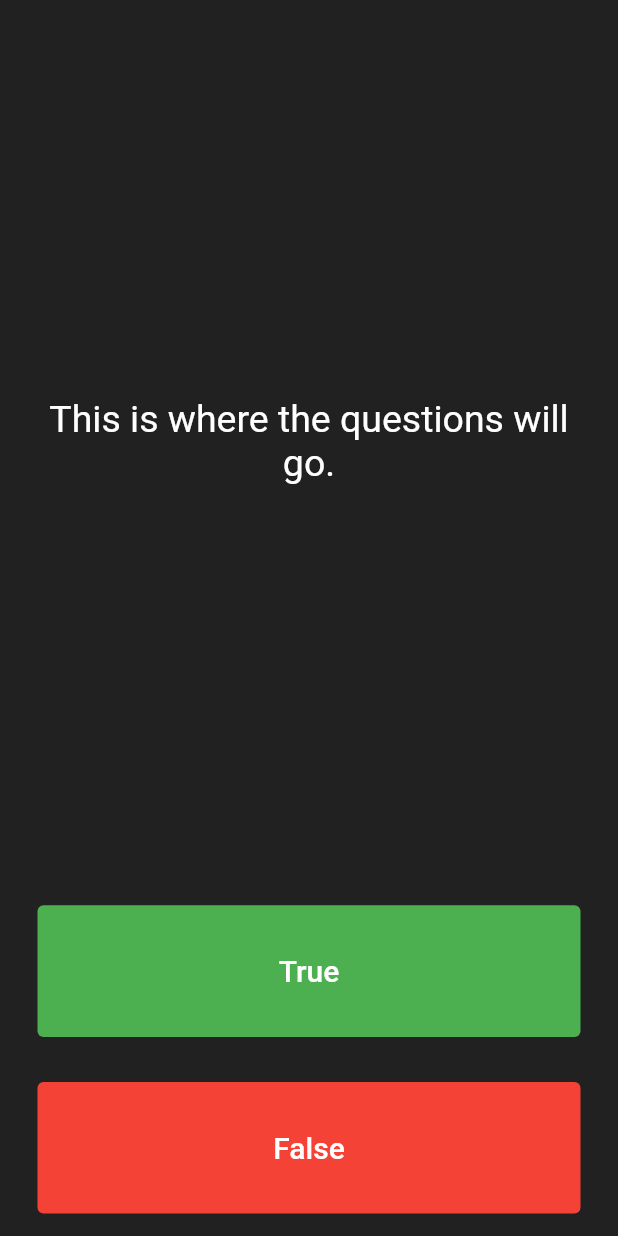
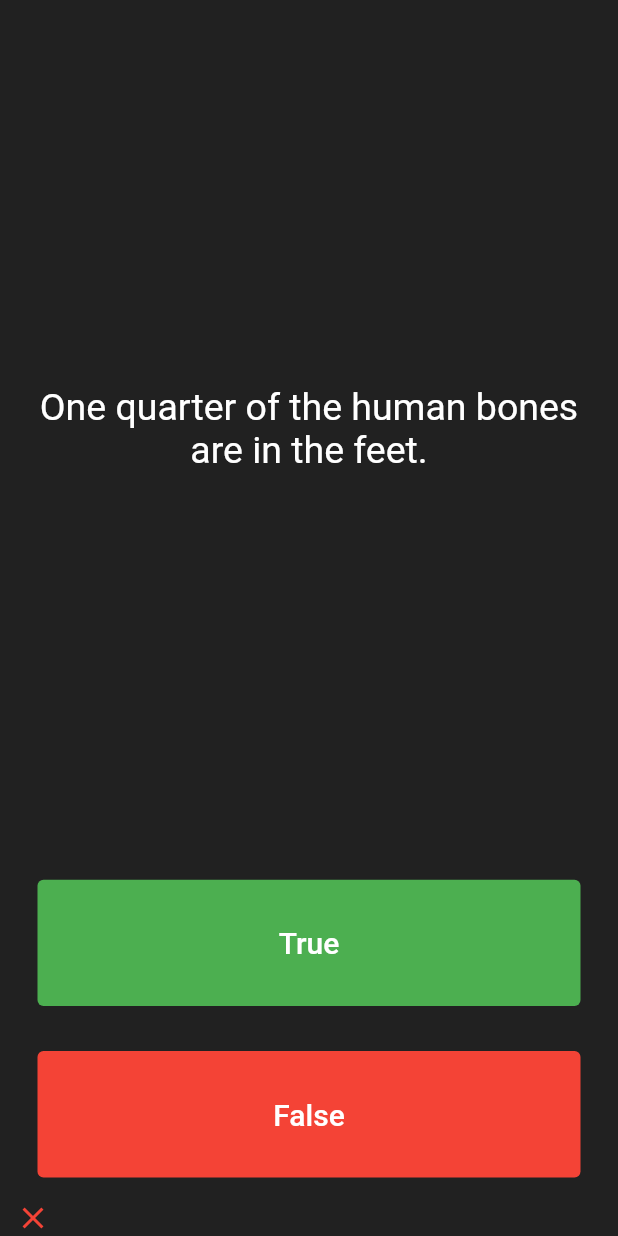
Before and after one commit to Rodrigowb/quizzler-flutter, a Flutter app: the screen it shows after launch, after a tap on "True", on a phone screen of 412 x 824 dp. Run offline on Flutter 3.47's test engine with Material 2 defaults, Android fonts, the phone set to English and light mode, and no system bars.

Commit message:
creating a class to handle the questions and answers

```diff
--- a/lib/main.dart
+++ b/lib/main.dart
@@ -1,4 +1,5 @@
 import 'package:flutter/material.dart';
+import 'question.dart';
 
 void main() {
   runApp(const Quizzler());
@@ -31,21 +32,53 @@ class QuizPage extends StatefulWidget {
 }
 
 class _QuizPageState extends State<QuizPage> {
+
+  List<Icon> scoreKeeper = [];
+
+  int questionNumber = 0;
+
+  // List<String> questions = [
+  //   'You can lead a cow downstairs but not upstairs.',
+  //   'One quarter of the human bones are in the feet.',
+  //   'A slug\'s blood is green'
+  // ];
+  //
+  // List<bool> answers = [
+  //   false,
+  //   true,
+  //   false,
+  // ];
+
+  List<Question> questionBank = [
+    Question(questionText: 'You can lead a cow downstairs but not upstairs.', questionAnswer: false),
+    Question(questionText: 'One quarter of the human bones are in the feet.', questionAnswer: true),
+    Question(questionText: 'A slug\'s blood is green.', questionAnswer: false)
+  ];
+
+  void increaseNumber () {
+    if((questionNumber + 1) == questionBank.length) {
+      questionNumber = 0;
+    }
+    else {
+      questionNumber += 1;
+    }
+  }
+
   @override
   Widget build(BuildContext context) {
     return Column(
       mainAxisAlignment: MainAxisAlignment.spaceBetween,
       crossAxisAlignment: CrossAxisAlignment.stretch,
       children: <Widget>[
-        const Expanded(
+        Expanded(
           flex: 5,
           child: Padding(
-            padding: EdgeInsets.all(10.0),
+            padding: const EdgeInsets.all(10.0),
             child: Center(
               child: Text(
-                'This is where the questions will go.',
+                questionBank[questionNumber].questionText,
                 textAlign: TextAlign.center,
-                style: TextStyle(
+                style: const TextStyle(
                   fontSize: 25.0,
                   color: Colors.white,
                 )
@@ -69,7 +102,19 @@ class _QuizPageState extends State<QuizPage> {
                 ),
               ),
               onPressed: () {
-              //  User picked true
+                setState((){
+                  bool correctAnswer = questionBank[questionNumber].questionAnswer;
+                  if (correctAnswer == true){
+                    scoreKeeper.add(
+                      const Icon(Icons.check, color: Colors.green)
+                    );
+                  } else {
+                    scoreKeeper.add(
+                      const Icon(Icons.close, color: Colors.red)
+                    );
+                  }
+                  increaseNumber();
+                });
               },
             ),
           ),
@@ -90,10 +135,25 @@ class _QuizPageState extends State<QuizPage> {
                 ),
               ),
               onPressed: (){
-                // User picked false
+                setState((){
+                  bool correctAnswer = questionBank[questionNumber].questionAnswer;
+                  if (correctAnswer == false){
+                    scoreKeeper.add(
+                      const Icon(Icons.check, color: Colors.green)
+                    );
+                  } else {
+                    scoreKeeper.add(
+                      const Icon(Icons.close, color: Colors.red)
+                    );
+                  }
+                  increaseNumber();
+                });
               },
             ),
           ),
+        ),
+        Row(
+          children: scoreKeeper,
         ),
       ]
     );
--- /dev/null
+++ b/lib/question.dart
@@ -0,0 +1,9 @@
+class Question {
+  String questionText;
+  bool questionAnswer = true;
+
+  Question({this.questionText = 'Oi', this.questionAnswer = true}){
+    questionText = questionText;
+    questionAnswer = questionAnswer;
+  }
+}
```
